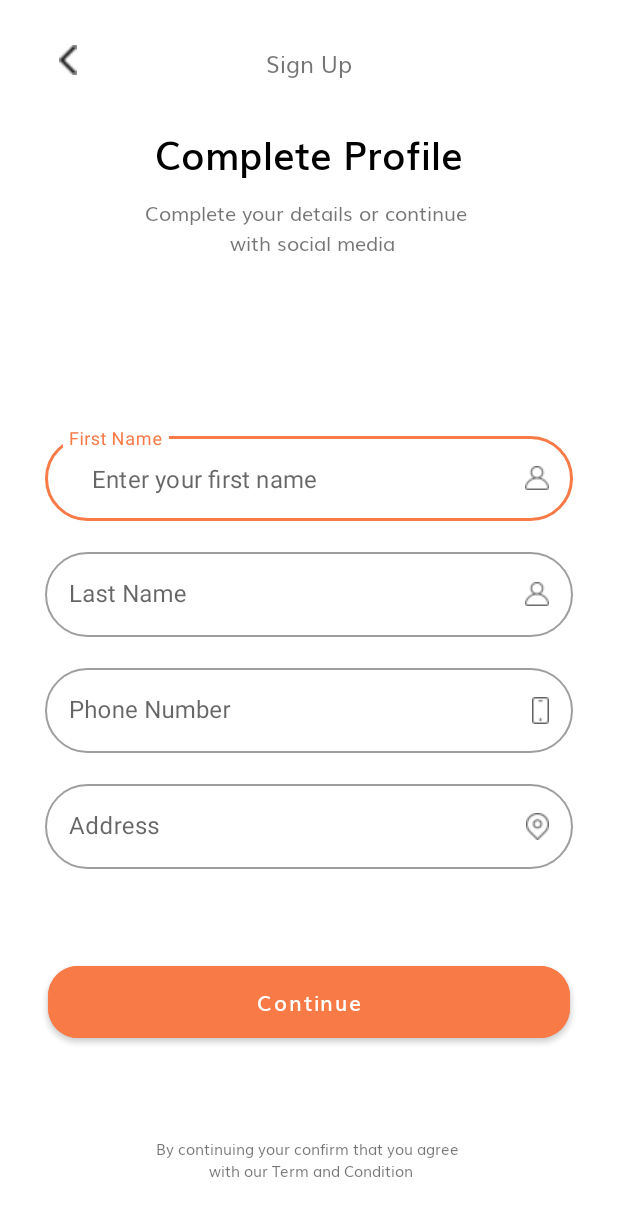
After one commit to JeancarlosAguilar/marketapp, an Android app: the SignUp2ActivityView screen opened directly, with no data from a screen before it, on a phone screen of 412 x 824 dp. The commit adds this screen. Shown: the top 1216 px of the screen. Run offline under Robolectric (Android 15) with nearby library versions, the phone set to English and light mode, and no system bars.

Commit message:
IMPLEMENTACION - Sign Up View 2/2

```diff
--- a/app/src/main/AndroidManifest.xml
+++ b/app/src/main/AndroidManifest.xml
@@ -14,7 +14,10 @@
         android:theme="@style/Theme.Marketapp"
         tools:targetApi="31">
         <activity
-            android:name=".SignUpActivityView"
+            android:name=".SignUp2ActivityView"
+            android:exported="false" />
+        <activity
+            android:name=".SignUp1ActivityView"
             android:exported="false" />
         <activity
             android:name=".SignInActivityView"
--- a/app/src/main/java/com/example/marketapp/SignInActivityView.java
+++ b/app/src/main/java/com/example/marketapp/SignInActivityView.java
@@ -4,10 +4,8 @@ import androidx.appcompat.app.AppCompatActivity;
 
 import android.content.Intent;
 import android.os.Bundle;
-import android.view.View;
 
 import com.example.marketapp.databinding.ActivitySignInViewBinding;
-import com.example.marketapp.databinding.ActivitySignUpViewBinding;
 
 public class SignInActivityView extends AppCompatActivity {
 
@@ -26,7 +24,7 @@ public class SignInActivityView extends AppCompatActivity {
 
     private void btn_signup() {
         binding.tvSigninMsg6.setOnClickListener(view -> {
-            Intent intent = new Intent(SignInActivityView.this, SignUpActivityView.class);
+            Intent intent = new Intent(SignInActivityView.this, SignUp1ActivityView.class);
             startActivity(intent);
         });
     }
--- /dev/null
+++ b/app/src/main/java/com/example/marketapp/SignUp1ActivityView.java
@@ -0,0 +1,36 @@
+package com.example.marketapp;
+
+import androidx.appcompat.app.AppCompatActivity;
+
+import android.content.Intent;
+import android.os.Bundle;
+
+import com.example.marketapp.databinding.ActivitySignUp1ViewBinding;
+
+public class SignUp1ActivityView extends AppCompatActivity {
+
+    private ActivitySignUp1ViewBinding binding;
+
+    @Override
+    protected void onCreate(Bundle savedInstanceState) {
+        super.onCreate(savedInstanceState);
+        setContentView(R.layout.activity_sign_up1_view);
+
+        binding = ActivitySignUp1ViewBinding.inflate(getLayoutInflater());
+        setContentView(binding.getRoot());
+
+        btn_back();
+        btn_continue();
+    }
+
+    private void btn_continue() {
+        binding.btnSignup1Continue.setOnClickListener(view -> {
+            Intent intent = new Intent(SignUp1ActivityView.this, SignUp2ActivityView.class);
+            startActivity(intent);
+        });
+    }
+
+    private void btn_back() {
+        binding.imgSignup1Back.setOnClickListener(view -> finish());
+    }
+}
--- /dev/null
+++ b/app/src/main/java/com/example/marketapp/SignUp2ActivityView.java
@@ -0,0 +1,27 @@
+package com.example.marketapp;
+
+import androidx.appcompat.app.AppCompatActivity;
+
+import android.os.Bundle;
+
+import com.example.marketapp.databinding.ActivitySignUp2ViewBinding;
+
+public class SignUp2ActivityView extends AppCompatActivity {
+
+    private ActivitySignUp2ViewBinding binding;
+
+    @Override
+    protected void onCreate(Bundle savedInstanceState) {
+        super.onCreate(savedInstanceState);
+        setContentView(R.layout.activity_sign_up2_view);
+
+        binding = ActivitySignUp2ViewBinding.inflate(getLayoutInflater());
+        setContentView(binding.getRoot());
+
+        btn_back();
+    }
+
+    private void btn_back() {
+        binding.imgSignup2Back.setOnClickListener(view -> finish());
+    }
+}
--- a/app/src/main/java/com/example/marketapp/SignUpActivityView.java
+++ /dev/null
@@ -1,29 +0,0 @@
-package com.example.marketapp;
-
-import androidx.appcompat.app.AppCompatActivity;
-
-import android.os.Bundle;
-import android.view.View;
-
-import com.example.marketapp.databinding.ActivitySignInViewBinding;
-import com.example.marketapp.databinding.ActivitySignUpViewBinding;
-
-public class SignUpActivityView extends AppCompatActivity {
-
-    private ActivitySignUpViewBinding binding;
-
-    @Override
-    protected void onCreate(Bundle savedInstanceState) {
-        super.onCreate(savedInstanceState);
-        setContentView(R.layout.activity_sign_up_view);
-
-        binding = ActivitySignUpViewBinding.inflate(getLayoutInflater());
-        setContentView(binding.getRoot());
-
-        btn_back();
-    }
-
-    private void btn_back() {
-        binding.imgBack.setOnClickListener(view -> finish());
-    }
-}
--- a/app/src/main/java/com/example/marketapp/launch/SlideViewPagerAdapter.java
+++ b/app/src/main/java/com/example/marketapp/launch/SlideViewPagerAdapter.java
@@ -13,8 +13,6 @@ import androidx.annotation.NonNull;
 import androidx.viewpager.widget.PagerAdapter;
 
 import com.example.marketapp.R;
-import com.example.marketapp.launch.MainActivity;
-import com.example.marketapp.launch.SlideActivity;
 
 
 public class SlideViewPagerAdapter extends PagerAdapter {
@@ -50,7 +48,7 @@ public class SlideViewPagerAdapter extends PagerAdapter {
         ImageView img_point_2 = view.findViewById(R.id.img_point_2);
         ImageView img_point_3 = view.findViewById(R.id.img_point_3);
 
-        Button btn_continue = view.findViewById(R.id.btn_continue);
+        Button btn_continue = view.findViewById(R.id.btn_signup1_continue);
 
         switch (position) {
             case 0:
--- a/app/src/main/res/layout/activity_sign_in_view.xml
+++ b/app/src/main/res/layout/activity_sign_in_view.xml
@@ -129,7 +129,7 @@
         app:layout_constraintTop_toBottomOf="@+id/textInputLayout2" />
 
     <Button
-        android:id="@+id/btn_continue"
+        android:id="@+id/btn_signup1_continue"
         android:layout_width="match_parent"
         android:layout_height="60dp"
         android:layout_marginStart="32dp"
@@ -154,7 +154,7 @@
         app:layout_constraintHorizontal_bias="0.5"
         app:layout_constraintHorizontal_chainStyle="packed"
         app:layout_constraintStart_toStartOf="parent"
-        app:layout_constraintTop_toBottomOf="@+id/btn_continue"
+        app:layout_constraintTop_toBottomOf="@+id/btn_signup1_continue"
         app:srcCompat="@drawable/google_icon" />
 
     <ImageView
@@ -168,7 +168,7 @@
         app:layout_constraintEnd_toStartOf="@+id/img_twitter"
         app:layout_constraintHorizontal_bias="0.5"
         app:layout_constraintStart_toEndOf="@+id/img_google"
-        app:layout_constraintTop_toBottomOf="@+id/btn_continue"
+        app:layout_constraintTop_toBottomOf="@+id/btn_signup1_continue"
         app:srcCompat="@drawable/facebook_2" />
 
     <ImageView
@@ -180,7 +180,7 @@
         app:layout_constraintEnd_toEndOf="parent"
         app:layout_constraintHorizontal_bias="0.5"
         app:layout_constraintStart_toEndOf="@+id/img_facebook"
-        app:layout_constraintTop_toBottomOf="@+id/btn_continue"
+        app:layout_constraintTop_toBottomOf="@+id/btn_signup1_continue"
         app:srcCompat="@drawable/twitter" />
 
     <TextView
--- a/app/src/main/res/layout/activity_sign_up_view.xml
+++ b/app/src/main/res/layout/activity_sign_up1_view.xml
@@ -4,10 +4,10 @@
     xmlns:tools="http://schemas.android.com/tools"
     android:layout_width="match_parent"
     android:layout_height="match_parent"
-    tools:context=".SignUpActivityView">
+    tools:context=".SignUp1ActivityView">
 
     <ImageView
-        android:id="@+id/img_back"
+        android:id="@+id/img_signup1_back"
         android:layout_width="20dp"
         android:layout_height="20dp"
         android:layout_marginStart="35dp"
@@ -22,7 +22,7 @@
         android:layout_height="wrap_content"
         android:layout_marginTop="30dp"
         android:fontFamily="@font/muli"
-        android:text="@string/tv_signup_msg_show_1"
+        android:text="@string/tv_signup1_msg_show_1"
         android:textSize="15sp"
         app:layout_constraintEnd_toEndOf="parent"
         app:layout_constraintStart_toStartOf="parent"
@@ -34,7 +34,7 @@
         android:layout_height="wrap_content"
         android:layout_marginTop="30dp"
         android:fontFamily="@font/muli_semi_bold"
-        android:text="@string/tv_signup_msg_show_2"
+        android:text="@string/tv_signup1_msg_show_2"
         android:textColor="@color/app_black"
         android:textSize="25sp"
         app:layout_constraintEnd_toEndOf="parent"
@@ -47,7 +47,7 @@
         android:layout_height="wrap_content"
         android:layout_marginTop="10dp"
         android:fontFamily="@font/muli"
-        android:text="@string/tv_signup_msg_show_3"
+        android:text="@string/tv_signup1_msg_show_3"
         android:textAlignment="center"
         android:textSize="13sp"
         app:layout_constraintEnd_toEndOf="parent"
@@ -101,11 +101,12 @@
             app:prefixText="\t">
 
             <com.google.android.material.textfield.TextInputEditText
-                android:id="@+id/et_signup_email"
+                android:id="@+id/et_signup1_email"
                 android:layout_width="match_parent"
                 android:layout_height="wrap_content"
                 android:drawableEnd="@drawable/mail"
-                android:inputType="textEmailAddress" />
+                android:inputType="textEmailAddress"
+                android:maxLength="30" />
 
         </com.google.android.material.textfield.TextInputLayout>
 
@@ -125,7 +126,7 @@
             app:prefixText="\t">
 
             <com.google.android.material.textfield.TextInputEditText
-                android:id="@+id/et_signup_password"
+                android:id="@+id/et_signup1_password"
                 android:layout_width="match_parent"
                 android:layout_height="wrap_content"
                 android:drawableEnd="@drawable/lock"
@@ -149,7 +150,7 @@
             app:prefixText="\t">
 
             <com.google.android.material.textfield.TextInputEditText
-                android:id="@+id/et_signup_confirmpassword"
+                android:id="@+id/et_signup1_confirmpassword"
                 android:layout_width="match_parent"
                 android:layout_height="wrap_content"
                 android:drawableEnd="@drawable/lock"
@@ -160,7 +161,7 @@
     </LinearLayout>
 
     <Button
-        android:id="@+id/btn_continue"
+        android:id="@+id/btn_signup1_continue"
         android:layout_width="match_parent"
         android:layout_height="60dp"
         android:layout_marginStart="32dp"
@@ -185,7 +186,7 @@
         app:layout_constraintHorizontal_bias="0.5"
         app:layout_constraintHorizontal_chainStyle="packed"
         app:layout_constraintStart_toStartOf="parent"
-        app:layout_constraintTop_toBottomOf="@+id/btn_continue"
+        app:layout_constraintTop_toBottomOf="@+id/btn_signup1_continue"
         app:srcCompat="@drawable/google_icon" />
 
     <ImageView
@@ -199,7 +200,7 @@
         app:layout_constraintEnd_toStartOf="@+id/img_twitter2"
         app:layout_constraintHorizontal_bias="0.5"
         app:layout_constraintStart_toEndOf="@+id/img_google2"
-        app:layout_constraintTop_toBottomOf="@+id/btn_continue"
+        app:layout_constraintTop_toBottomOf="@+id/btn_signup1_continue"
         app:srcCompat="@drawable/facebook_2" />
 
     <ImageView
@@ -211,7 +212,7 @@
         app:layout_constraintEnd_toEndOf="parent"
         app:layout_constraintHorizontal_bias="0.5"
         app:layout_constraintStart_toEndOf="@+id/img_facebook2"
-        app:layout_constraintTop_toBottomOf="@+id/btn_continue"
+        app:layout_constraintTop_toBottomOf="@+id/btn_signup1_continue"
         app:srcCompat="@drawable/twitter" />
 
     <TextView
@@ -220,7 +221,7 @@
         android:layout_height="wrap_content"
         android:layout_marginBottom="20dp"
         android:fontFamily="@font/muli"
-        android:text="@string/tv_signup_msg_show_4"
+        android:text="@string/tv_signup1_msg_show_4"
         android:textAlignment="center"
         android:textSize="10sp"
         app:layout_constraintBottom_toBottomOf="parent"
--- /dev/null
+++ b/app/src/main/res/layout/activity_sign_up2_view.xml
@@ -0,0 +1,218 @@
+<?xml version="1.0" encoding="utf-8"?>
+<androidx.constraintlayout.widget.ConstraintLayout xmlns:android="http://schemas.android.com/apk/res/android"
+    xmlns:app="http://schemas.android.com/apk/res-auto"
+    xmlns:tools="http://schemas.android.com/tools"
+    android:layout_width="match_parent"
+    android:layout_height="match_parent"
+    tools:context=".SignUp2ActivityView">
+
+    <ImageView
+        android:id="@+id/img_signup2_back"
+        android:layout_width="20dp"
+        android:layout_height="20dp"
+        android:layout_marginStart="35dp"
+        android:layout_marginTop="30dp"
+        app:layout_constraintStart_toStartOf="parent"
+        app:layout_constraintTop_toTopOf="parent"
+        app:srcCompat="@drawable/back_icon" />
+
+    <androidx.constraintlayout.widget.Guideline
+        android:id="@+id/guideline10"
+        android:layout_width="wrap_content"
+        android:layout_height="wrap_content"
+        android:orientation="horizontal"
+        app:layout_constraintGuide_percent="0.3" />
+
+    <androidx.constraintlayout.widget.Guideline
+        android:id="@+id/guideline11"
+        android:layout_width="wrap_content"
+        android:layout_height="wrap_content"
+        android:orientation="horizontal"
+        app:layout_constraintGuide_percent="0.75" />
+
+    <androidx.constraintlayout.widget.Guideline
+        android:id="@+id/guideline12"
+        android:layout_width="wrap_content"
+        android:layout_height="wrap_content"
+        android:orientation="horizontal"
+        app:layout_constraintGuide_percent="0.9" />
+
+    <TextView
+        android:id="@+id/tv_signup2_msg_1"
+        android:layout_width="wrap_content"
+        android:layout_height="wrap_content"
+        android:layout_marginTop="30dp"
+        android:fontFamily="@font/muli"
+        android:text="@string/tv_signup2_msg_show_1"
+        android:textSize="15sp"
+        app:layout_constraintEnd_toEndOf="parent"
+        app:layout_constraintStart_toStartOf="parent"
+        app:layout_constraintTop_toTopOf="parent" />
+
+    <TextView
+        android:id="@+id/tv_signup2_msg_2"
+        android:layout_width="wrap_content"
+        android:layout_height="wrap_content"
+        android:layout_marginTop="10dp"
+        android:fontFamily="@font/muli"
+        android:text="@string/tv_signup2_msg_show_3"
+        android:textAlignment="center"
+        android:textSize="13sp"
+        app:layout_constraintEnd_toEndOf="parent"
+        app:layout_constraintStart_toStartOf="parent"
+        app:layout_constraintTop_toBottomOf="@+id/tv_signup2_msg_3" />
+
+    <TextView
+        android:id="@+id/tv_signup2_msg_3"
+        android:layout_width="wrap_content"
+        android:layout_height="wrap_content"
+        android:layout_marginTop="30dp"
+        android:fontFamily="@font/muli_semi_bold"
+        android:text="@string/tv_signup2_msg_show_2"
+        android:textColor="@color/app_black"
+        android:textSize="25sp"
+        app:layout_constraintEnd_toEndOf="parent"
+        app:layout_constraintStart_toStartOf="parent"
+        app:layout_constraintTop_toBottomOf="@+id/tv_signup2_msg_1" />
+
+    <LinearLayout
+        android:layout_width="0dp"
+        android:layout_height="0dp"
+        android:gravity="center"
+        android:orientation="vertical"
+        app:layout_constraintBottom_toTopOf="@+id/guideline11"
+        app:layout_constraintEnd_toEndOf="parent"
+        app:layout_constraintStart_toStartOf="parent"
+        app:layout_constraintTop_toTopOf="@+id/guideline10">
+
+        <com.google.android.material.textfield.TextInputLayout
+            style="@style/Widget.MaterialComponents.TextInputLayout.OutlinedBox"
+            android:layout_width="match_parent"
+            android:layout_height="wrap_content"
+            android:layout_marginStart="30dp"
+            android:layout_marginEnd="30dp"
+            android:hint="@string/title_et_firstname"
+            app:boxCornerRadiusBottomEnd="30dp"
+            app:boxCornerRadiusBottomStart="30dp"
+            app:boxCornerRadiusTopEnd="30dp"
+            app:boxCornerRadiusTopStart="30dp"
+            app:placeholderText="@string/hint_et_firstname"
+            app:prefixText="\t">
+
+            <com.google.android.material.textfield.TextInputEditText
+                android:id="@+id/et_signup2_firstname"
+                android:layout_width="match_parent"
+                android:layout_height="wrap_content"
+                android:digits="abcdefghijklmnopqrstuvwxyzABCDEFGHIJKLMNOPQRSTUVWXYZ"
+                android:drawableEnd="@drawable/user"
+                android:inputType="textPersonName"
+                android:maxLength="15" />
+
+        </com.google.android.material.textfield.TextInputLayout>
+
+        <com.google.android.material.textfield.TextInputLayout
+            style="@style/Widget.MaterialComponents.TextInputLayout.OutlinedBox"
+            android:layout_width="match_parent"
+            android:layout_height="wrap_content"
+            android:layout_marginStart="30dp"
+            android:layout_marginTop="15dp"
+            android:layout_marginEnd="30dp"
+            android:hint="@string/title_et_lastname"
+            app:boxCornerRadiusBottomEnd="30dp"
+            app:boxCornerRadiusBottomStart="30dp"
+            app:boxCornerRadiusTopEnd="30dp"
+            app:boxCornerRadiusTopStart="30dp"
+            app:placeholderText="@string/hint_et_lastname"
+            app:prefixText="\t">
+
+            <com.google.android.material.textfield.TextInputEditText
+                android:id="@+id/et_signup2_lastname"
+                android:layout_width="match_parent"
+                android:layout_height="wrap_content"
+                android:digits="abcdefghijklmnopqrstuvwxyzABCDEFGHIJKLMNOPQRSTUVWXYZ"
+                android:drawableEnd="@drawable/user"
+                android:inputType="textPersonName"
+                android:maxLength="15" />
+        </com.google.android.material.textfield.TextInputLayout>
+
+        <com.google.android.material.textfield.TextInputLayout
+            style="@style/Widget.MaterialComponents.TextInputLayout.OutlinedBox"
+            android:layout_width="match_parent"
+            android:layout_height="wrap_content"
+            android:layout_marginStart="30dp"
+            android:layout_marginTop="15dp"
+            android:layout_marginEnd="30dp"
+            android:hint="@string/title_et_phonenumber"
+            app:boxCornerRadiusBottomEnd="30dp"
+            app:boxCornerRadiusBottomStart="30dp"
+            app:boxCornerRadiusTopEnd="30dp"
+            app:boxCornerRadiusTopStart="30dp"
+            app:placeholderText="@string/hint_et_phonenumber"
+            app:prefixText="\t">
+
+            <com.google.android.material.textfield.TextInputEditText
+                android:id="@+id/et_signup2_phonenumber"
+                android:layout_width="match_parent"
+                android:layout_height="wrap_content"
+                android:drawableEnd="@drawable/phone"
+                android:inputType="numberPassword"
+                android:maxLength="10" />
+        </com.google.android.material.textfield.TextInputLayout>
+
+        <com.google.android.material.textfield.TextInputLayout
+            style="@style/Widget.MaterialComponents.TextInputLayout.OutlinedBox"
+            android:layout_width="match_parent"
+            android:layout_height="wrap_content"
+            android:layout_marginStart="30dp"
+            android:layout_marginTop="15dp"
+            android:layout_marginEnd="30dp"
+            android:hint="@string/title_et_address"
+            app:boxCornerRadiusBottomEnd="30dp"
+            app:boxCornerRadiusBottomStart="30dp"
+            app:boxCornerRadiusTopEnd="30dp"
+            app:boxCornerRadiusTopStart="30dp"
+            app:placeholderText="@string/hint_et_address"
+            app:prefixText="\t">
+
+            <com.google.android.material.textfield.TextInputEditText
+                android:id="@+id/et_signup2_address"
+                android:layout_width="match_parent"
+                android:layout_height="wrap_content"
+                android:drawableEnd="@drawable/location_point"
+                android:inputType="textPostalAddress"
+                android:maxLength="30" />
+        </com.google.android.material.textfield.TextInputLayout>
+
+    </LinearLayout>
+
+    <TextView
+        android:id="@+id/tv_signup2_msg_4"
+        android:layout_width="wrap_content"
+        android:layout_height="wrap_content"
+        android:layout_marginBottom="20dp"
+        android:fontFamily="@font/muli"
+        android:text="@string/tv_signup1_msg_show_4"
+        android:textAlignment="center"
+        android:textSize="10sp"
+        app:layout_constraintBottom_toBottomOf="parent"
+        app:layout_constraintEnd_toEndOf="parent"
+        app:layout_constraintHorizontal_chainStyle="packed"
+        app:layout_constraintStart_toStartOf="parent"
+        app:layout_constraintTop_toTopOf="@+id/guideline12" />
+
+    <Button
+        android:id="@+id/btn_signup2_continue"
+        android:layout_width="match_parent"
+        android:layout_height="60dp"
+        android:layout_marginStart="32dp"
+        android:layout_marginTop="20dp"
+        android:layout_marginEnd="32dp"
+        android:backgroundTint="@color/app_orange"
+        android:fontFamily="@font/muli_semi_bold"
+        android:text="@string/btn_continue_show"
+        android:textAllCaps="false"
+        app:cornerRadius="20dp"
+        app:layout_constraintEnd_toEndOf="parent"
+        app:layout_constraintStart_toStartOf="parent"
+        app:layout_constraintTop_toTopOf="@+id/guideline11" />
+</androidx.constraintlayout.widget.ConstraintLayout>
--- a/app/src/main/res/layout/slide_screen.xml
+++ b/app/src/main/res/layout/slide_screen.xml
@@ -106,7 +106,7 @@
         app:srcCompat="@drawable/point_off" />
 
     <Button
-        android:id="@+id/btn_continue"
+        android:id="@+id/btn_signup1_continue"
         android:layout_width="match_parent"
         android:layout_height="60dp"
         android:layout_marginStart="32dp"
--- a/app/src/main/res/values/strings.xml
+++ b/app/src/main/res/values/strings.xml
@@ -27,11 +27,27 @@
     <string name="title_et_confirmpassword">Confirm Password</string>
     <string name="hint_et_confirmpassword">Re-enter your password</string>
 
+    <string name="title_et_firstname">First Name</string>
+    <string name="hint_et_firstname">Enter your first name</string>
 
-    <string name="tv_signup_msg_show_1">Sign Up</string>
-    <string name="tv_signup_msg_show_2">Register Account</string>
-    <string name="tv_signup_msg_show_3">Complete your details or continue \n with social media</string>
-    <string name="tv_signup_msg_show_4">By continuing your confirm that you agree \n with our Term and Condition</string>
+    <string name="title_et_lastname">Last Name</string>
+    <string name="hint_et_lastname">Enter your last name</string>
+
+    <string name="title_et_phonenumber">Phone Number</string>
+    <string name="hint_et_phonenumber">Enter your phone number</string>
+
+    <string name="title_et_address">Address</string>
+    <string name="hint_et_address">Enter your address</string>
 
 
+    <string name="tv_signup1_msg_show_1">Sign Up</string>
+    <string name="tv_signup1_msg_show_2">Register Account</string>
+    <string name="tv_signup1_msg_show_3">Complete your details or continue \n with social media</string>
+    <string name="tv_signup1_msg_show_4">By continuing your confirm that you agree \n with our Term and Condition</string>
+
+
+    <string name="tv_signup2_msg_show_1">Sign Up</string>
+    <string name="tv_signup2_msg_show_2">Complete Profile</string>
+    <string name="tv_signup2_msg_show_3">Complete your details or continue \n with social media</string>
+
 </resources>
```
